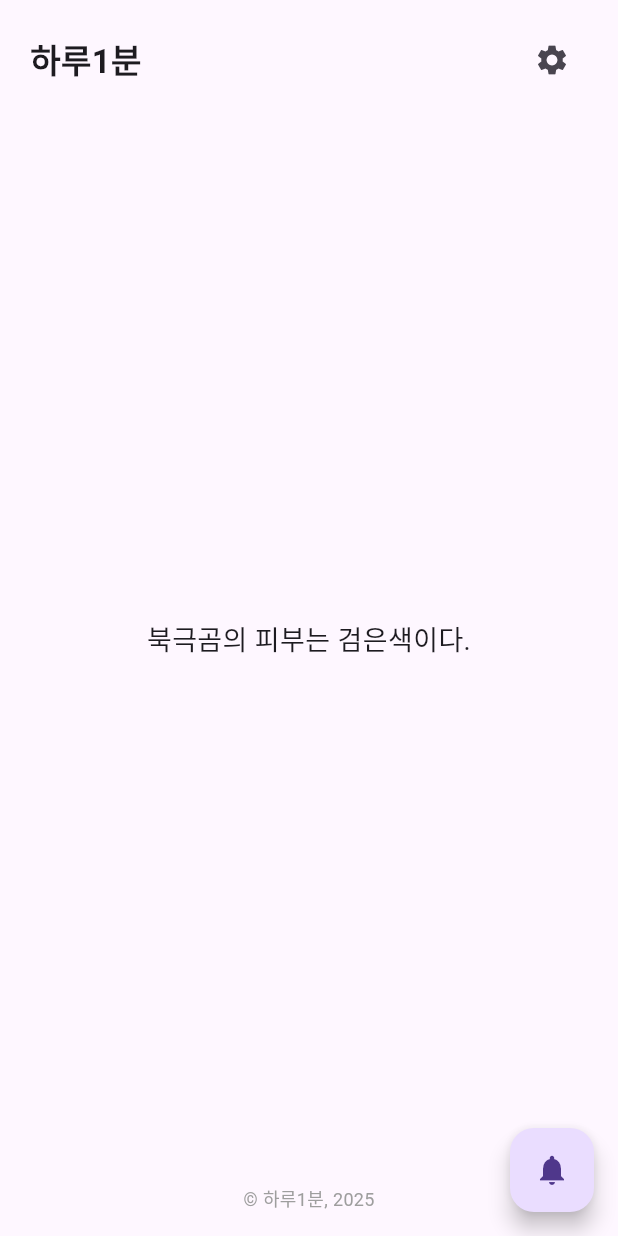
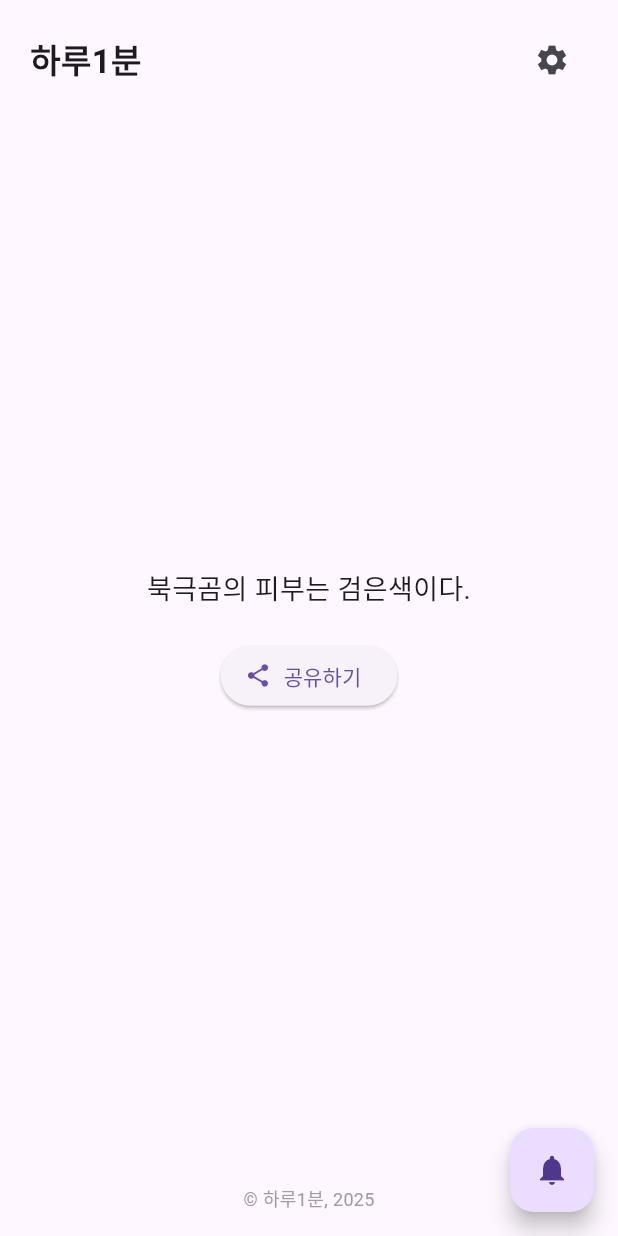
Before and after one commit to sondongwook/daily_one_minute_app, a Flutter app: the screen it shows after launch, on a phone screen of 412 x 824 dp. Run offline on Flutter 3.47's test engine with Material 3 defaults, Android fonts, the phone set to English and light mode, and no system bars; our stand-ins replace flutter_local_notifications, share_plus, shared_preferences, timezone.

Commit message:
공유기능 추가

```diff
--- a/lib/widgets/body.dart
+++ b/lib/widgets/body.dart
@@ -1,6 +1,7 @@
 import 'package:flutter/material.dart';
 import 'package:shared_preferences/shared_preferences.dart';
 import 'package:intl/intl.dart';
+import 'package:share_plus/share_plus.dart'; // ✅ 공유 기능 추가
 import '../data/sample_trivia.dart';
 import '../models/trivia.dart';
 
@@ -59,12 +60,28 @@ class _BodyState extends State<Body> {
 
   @override
   Widget build(BuildContext context) {
-    return Center(
+    return Column(
+      mainAxisAlignment: MainAxisAlignment.center,
+      children: [
+        Padding(
+          padding: const EdgeInsets.symmetric(horizontal: 24.0),
           child: Text(
             todayTrivia ?? '로딩 중...',
             textAlign: TextAlign.center,
             style: const TextStyle(fontSize: 18),
           ),
+        ),
+        const SizedBox(height: 20),
+        ElevatedButton.icon(
+          onPressed: todayTrivia == null
+              ? null
+              : () {
+                  Share.share('오늘의 Trivia 🤓\n\n$todayTrivia\n\n하루 1분 상식 앱에서 가져왔어요!');
+                },
+          icon: const Icon(Icons.share),
+          label: const Text('공유하기'),
+        ),
+      ],
     );
   }
 }
--- a/pubspec.yaml
+++ b/pubspec.yaml
@@ -36,6 +36,7 @@ dependencies:
   cupertino_icons: ^1.0.8
   flutter_local_notifications: ^17.0.0
   timezone: ^0.9.2
+  share_plus: ^7.2.1
 
 dev_dependencies:
   flutter_test:
```
Also changed, not shown: lib/screens/trivia_history_screen.dart (+10 -0 lines), pubspec.lock, 5 other files. Lines whose indentation alone changed are shown as unchanged.
